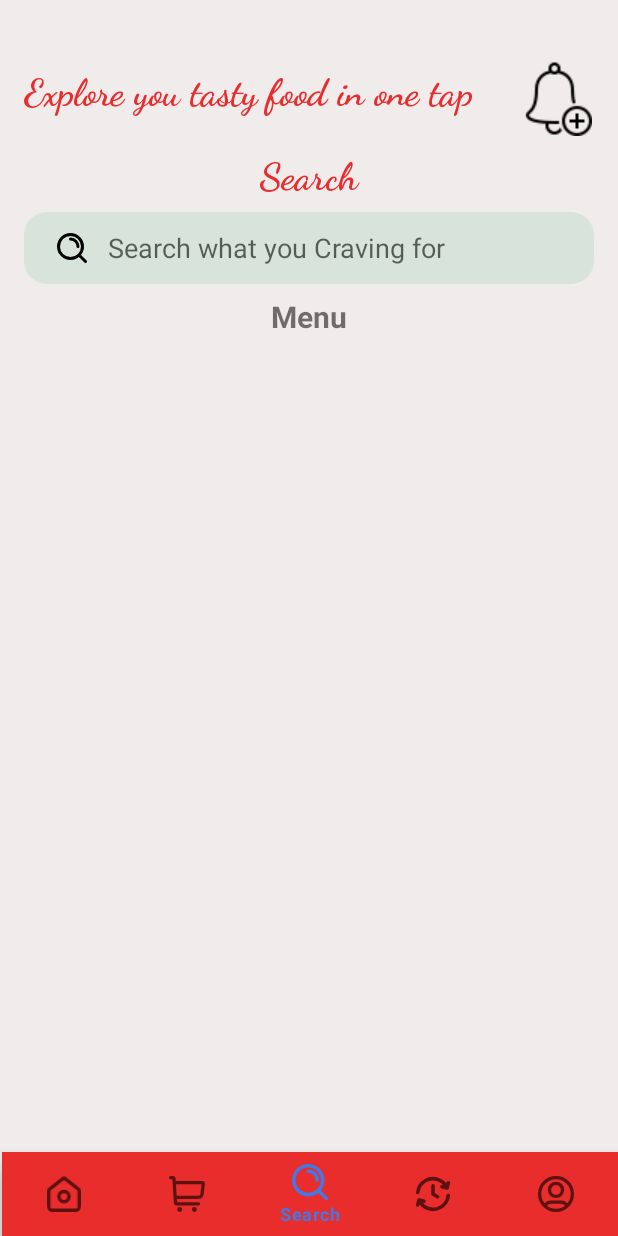
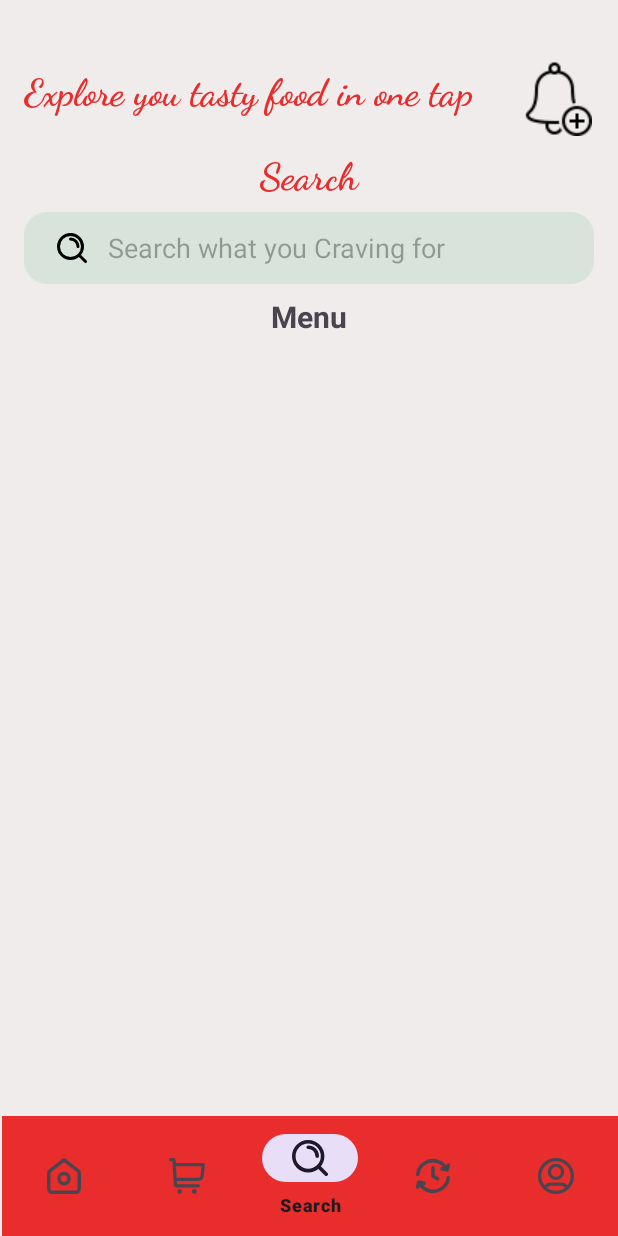
Before and after one commit to AnkushPatel001/Smart_restaurant01, an Android app: the SearchFragment screen opened through its navigation route, on a phone screen of 412 x 824 dp. Run offline under Robolectric (Android 15) with nearby library versions, the phone set to English and light mode, and no system bars; our stand-ins replace Firebase (no records; nobody signed in at launch, a user with empty details on screens opened directly), Picasso, navigation-ui; libraries missing offline, so code that uses them is left out: com.denzcoskun.imageslider; pictures from the network do not load; Roboto replaces fonts that are not available here; 3 statements that could not run were skipped.

Commit message:
search fragments

```diff
--- a/app/src/main/res/layout/fragment_search.xml
+++ b/app/src/main/res/layout/fragment_search.xml
@@ -33,9 +33,11 @@
         android:queryBackground="@android:color/transparent"
         android:queryHint="Search what you Craving for"
         android:searchIcon="@drawable/search"
+        style="@style/CustomSearchView"
         app:layout_constraintEnd_toEndOf="parent"
         app:layout_constraintStart_toStartOf="parent"
         app:layout_constraintTop_toBottomOf="@+id/textView18" />
+
 
     <TextView
         android:id="@+id/textView19"
--- a/app/src/main/res/values/colors.xml
+++ b/app/src/main/res/values/colors.xml
@@ -3,11 +3,19 @@
     <color name="black">#FF000000</color>
     <color name="white">#FFFFFFFF</color>
     <color name="grey">#F0ECEC</color>
+
     <color name="red">#E92C2C</color>
     <color name="lightred">#CC5E5E</color>
     <color name="lightblue">#6E89E9</color>
     <color name="hotred">#5F2420</color>
     <color name="blue">#4478E2</color>
+
+    <!-- Theme colors -->
+    <color name="backgroundColor">@color/white</color>
+    <color name="primaryTextColor">@color/black</color>
+    <color name="secondaryTextColor">@color/grey</color>
+
+    <!-- Gradient -->
     <color name="startColor">#DB4F45</color>
     <color name="endColor">#15BE77</color>
     <color name="green">#4DA650</color>
--- a/app/src/main/res/values/colors_night.xml
+++ /dev/null
@@ -1,3 +0,0 @@
-<?xml version="1.0" encoding="utf-8"?>
-<resources>
-</resources>
--- a/app/src/main/res/values/style.xml
+++ b/app/src/main/res/values/style.xml
@@ -1,17 +1,10 @@
 <?xml version="1.0" encoding="utf-8"?>
 <resources>
-    <!-- Base application theme -->
-    <style name="Theme.SmartRestaurant" parent="Theme.MaterialComponents.DayNight.NoActionBar">
-        <!-- Primary brand colors -->
-        <item name="colorPrimary">@color/blue</item>
-        <item name="colorPrimaryVariant">@color/lightblue</item>
-        <item name="colorSecondary">@color/green</item>
+    <style name="CustomSearchView" parent="Widget.AppCompat.SearchView">
+        <!-- Hint (query) color -->
+        <item name="queryHintTextColor">@color/secondaryTextColor</item>
+        <!-- Entered text color -->
+        <item name="android:textColor">@color/primaryTextColor</item>
+    </style>
 
-        <!-- Text colors -->
-        <item name="android:textColorPrimary">@color/black</item>
-        <item name="android:textColorSecondary">@color/grey</item>
-
-        <!-- Background -->
-        <item name="android:windowBackground">@color/white</item>
-    </style>
 </resources>
```
